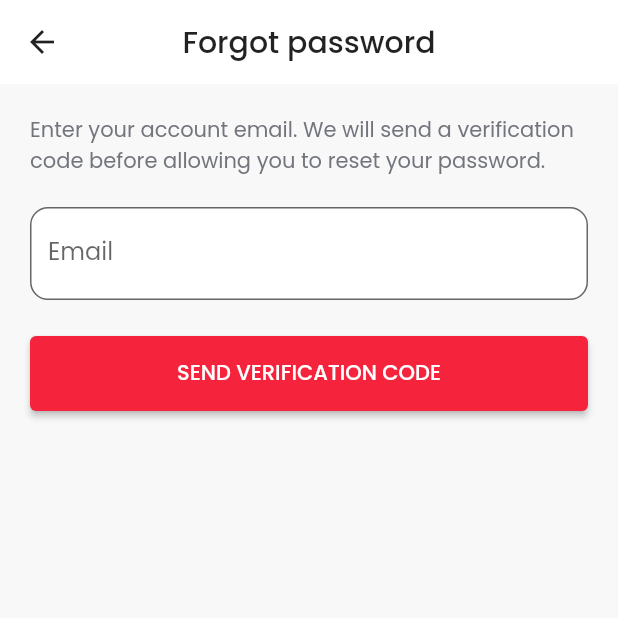
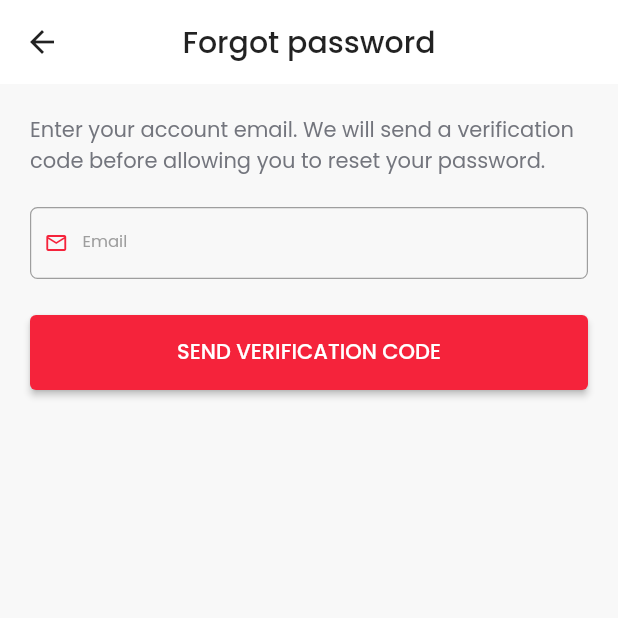
Before and after one commit to oeungrotha11/flutter_foodie, a Flutter app: the ForgotPasswordScreen screen opened directly, on a phone screen of 412 x 824 dp, the top half of it. Run offline on Flutter 3.47's test engine with Material 3 defaults, Android fonts, the light colour scheme and no system bars; our stand-ins replace carousel_slider, device_preview, firebase_auth, firebase_core, flutter_svg, google_sign_in and 4 more; accounts and stored records are empty; network calls fail.

Commit message:
Use reusable form fields on forgot password screen

```diff
--- a/lib/screens/forgot_password_screen.dart
+++ b/lib/screens/forgot_password_screen.dart
@@ -2,6 +2,7 @@
 
 import '../services/api_client.dart';
 import '../services/foodie_api.dart';
+import '../widgets/app_text_form_field.dart';
 
 class ForgotPasswordScreen extends StatefulWidget {
   final String initialEmail;
@@ -117,17 +118,13 @@
             style: TextStyle(color: Color(0xFF73757D)),
           ),
           const SizedBox(height: 20),
-          TextFormField(
+          AppTextFormField(
             controller: _email,
+            labelText: 'Email',
+            prefixIcon: Icons.email_outlined,
             enabled: !_requestSent,
             keyboardType: TextInputType.emailAddress,
             textInputAction: TextInputAction.next,
-            decoration: InputDecoration(
-              labelText: 'Email',
-              filled: true,
-              fillColor: Colors.white,
-              border: OutlineInputBorder(borderRadius: BorderRadius.circular(12)),
-            ),
             validator: (value) {
               final email = value?.trim() ?? '';
               if (email.isEmpty) return 'Enter your email';
@@ -144,27 +141,24 @@
               style: TextStyle(color: Color(0xFF73757D), fontSize: 13),
             ),
             const SizedBox(height: 16),
-            TextFormField(
+            AppTextFormField(
               controller: _code,
+              labelText: 'Verification code',
+              prefixIcon: Icons.password_outlined,
               keyboardType: TextInputType.number,
               maxLength: 6,
-              decoration: InputDecoration(
-                labelText: 'Verification code',
-                counterText: '',
-                filled: true,
-                fillColor: Colors.white,
-                border: OutlineInputBorder(borderRadius: BorderRadius.circular(12)),
-              ),
+              counterText: '',
               validator: (value) => value != null && RegExp(r'^[0-9]{6}$').hasMatch(value.trim())
                   ? null
                   : 'Enter the 6-digit code from your email',
             ),
             const SizedBox(height: 16),
-            _passwordField(
+            AppTextFormField(
               controller: _newPassword,
-              label: 'New password',
-              obscure: _obscureNew,
-              toggle: () => setState(() => _obscureNew = !_obscureNew),
+              labelText: 'New password',
+              obscureText: _obscureNew,
+              prefixIcon: Icons.lock_outline,
+              suffixIcon: IconButton(onPressed: () => setState(() => _obscureNew = !_obscureNew), icon: Icon(_obscureNew ? Icons.visibility_off : Icons.visibility)),
               validator: (value) {
                 if (value == null || value.isEmpty) return 'Enter a new password';
                 if (value.length < 8) return 'Use at least 8 characters';
@@ -172,11 +166,12 @@
               },
             ),
             const SizedBox(height: 14),
-            _passwordField(
+            AppTextFormField(
               controller: _confirmPassword,
-              label: 'Confirm new password',
-              obscure: _obscureConfirm,
-              toggle: () => setState(() => _obscureConfirm = !_obscureConfirm),
+              labelText: 'Confirm new password',
+              obscureText: _obscureConfirm,
+              prefixIcon: Icons.lock_outline,
+              suffixIcon: IconButton(onPressed: () => setState(() => _obscureConfirm = !_obscureConfirm), icon: Icon(_obscureConfirm ? Icons.visibility_off : Icons.visibility)),
               validator: (value) {
                 if (value == null || value.isEmpty) return 'Confirm your new password';
                 if (value != _newPassword.text) return 'Passwords do not match';
@@ -217,26 +212,4 @@
       ),
     ),
   );
-
-  Widget _passwordField({
-    required TextEditingController controller,
-    required String label,
-    required bool obscure,
-    required VoidCallback toggle,
-    required String? Function(String?) validator,
-  }) => TextFormField(
-    controller: controller,
-    obscureText: obscure,
-    validator: validator,
-    decoration: InputDecoration(
-      labelText: label,
-      filled: true,
-      fillColor: Colors.white,
-      suffixIcon: IconButton(
-        onPressed: toggle,
-        icon: Icon(obscure ? Icons.visibility_off : Icons.visibility),
-      ),
-      border: OutlineInputBorder(borderRadius: BorderRadius.circular(12)),
-    ),
-  );
 }
```
